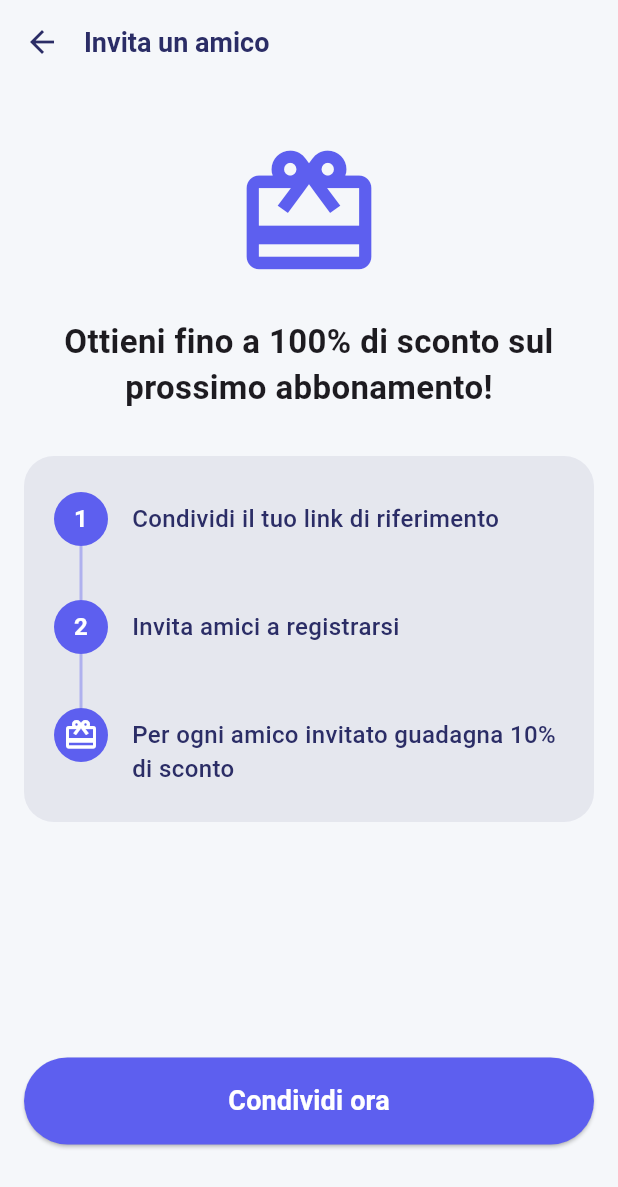
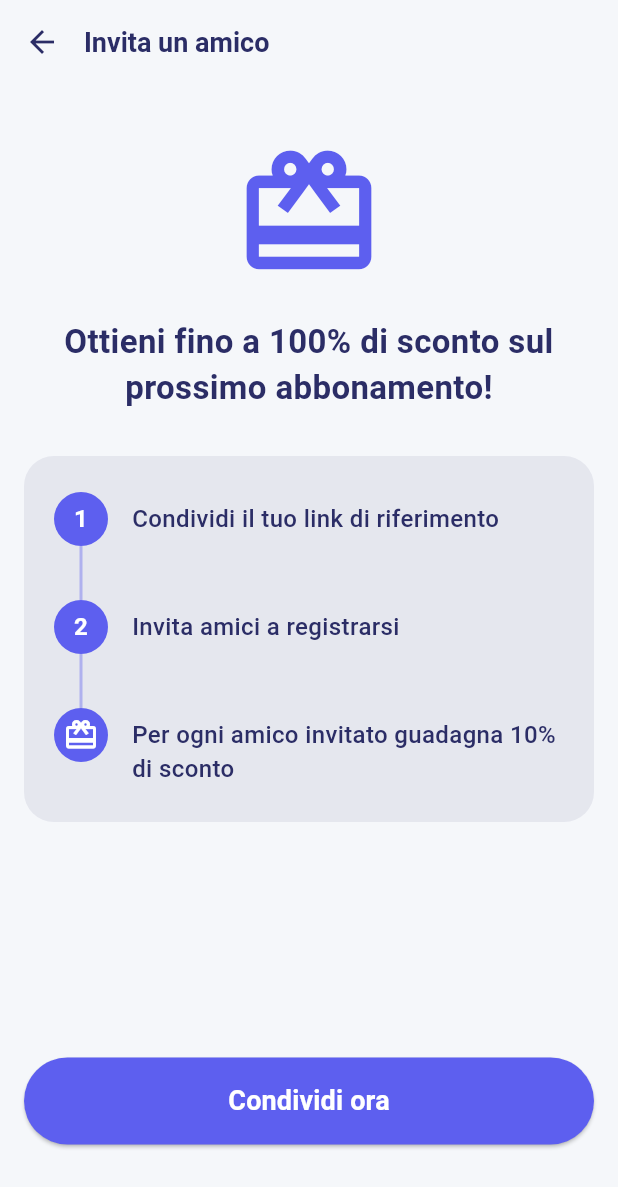
Before and after one commit to anish77/PharmaBox, a Flutter app: the InvitaUnAmicoPage screen opened directly, on a phone screen of 412 x 824 dp. Shown: the top 1187 px of the screen. Run offline on Flutter 3.47's test engine with Material 3 defaults, Android fonts, the phone set to English and light mode, and no system bars; our stand-ins replace cloud_firestore, firebase_auth, firebase_core, flutter_bloc, flutter_blue_plus, flutter_riverpod and 5 more; accounts and stored records are empty.

Commit message:
update color

```diff
--- a/lib/view/invita_un_amico.dart
+++ b/lib/view/invita_un_amico.dart
@@ -93,6 +93,7 @@ class InvitaUnAmicoPage extends StatelessWidget {
                       style: TextStyle(
                         fontSize: 22,
                         fontWeight: FontWeight.bold,
+                        color: kBluScuro
                       ),
                       textAlign: TextAlign.center,
                     ),
```
